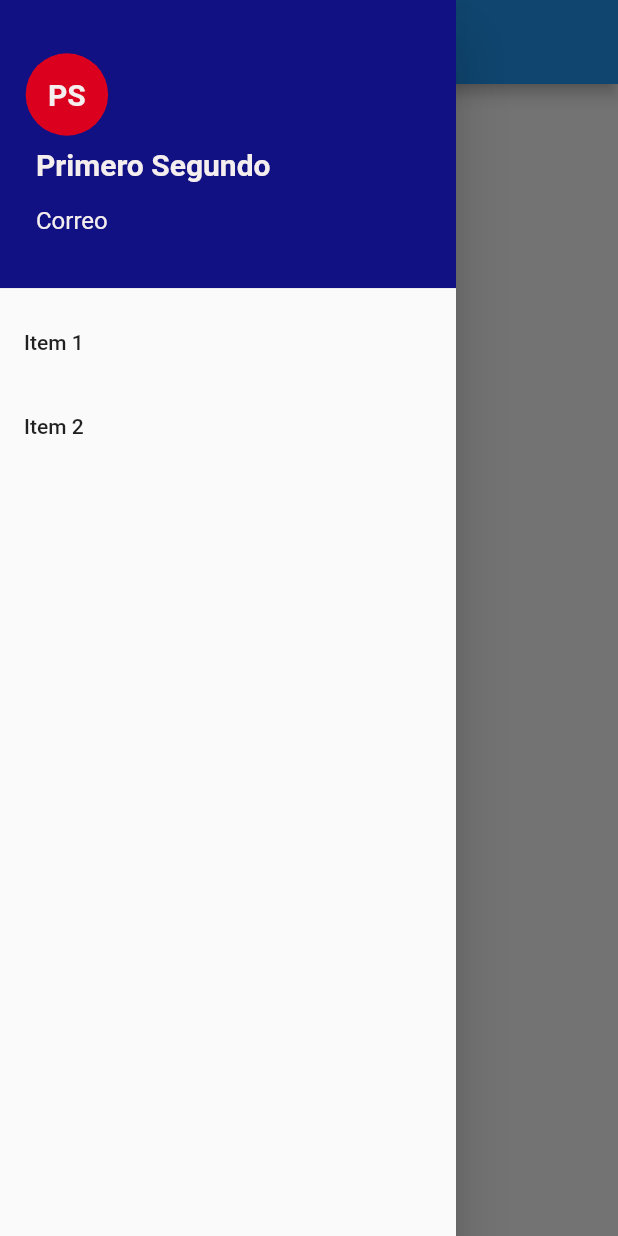
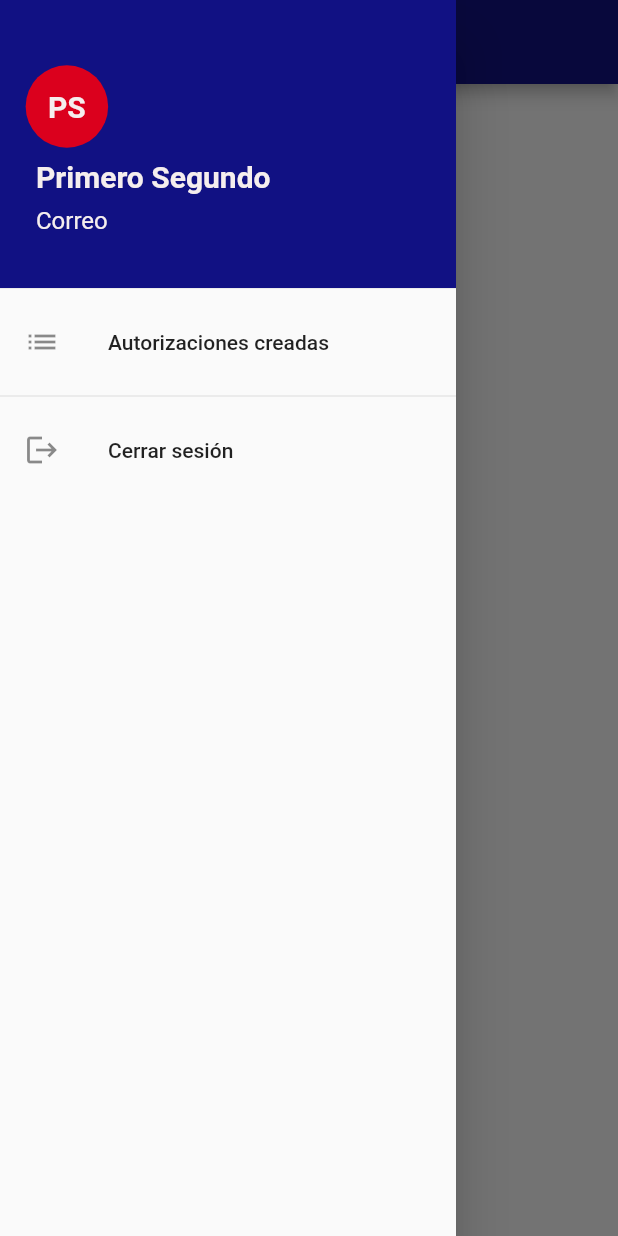
Before and after one commit to paku-apps/clean_flutter_app, a Flutter app: the HomeChargePage screen opened by its route, with the side drawer open, on a phone screen of 412 x 824 dp. Run offline on Flutter 3.47's test engine with Material 2 defaults, Android fonts, the phone set to English and light mode, and no system bars; our stand-ins replace equatable, flutter_svg, get, shared_preferences; accounts and stored records are empty.

Commit message:
List Drawer Father

```diff
--- a/lib/constants/text_constants.dart
+++ b/lib/constants/text_constants.dart
@@ -4,6 +4,7 @@ const emptySpace = " ";
 
 //Message App
 const messageNotLaunchUrl = "No se puede abrir la página";
+const closeSession = "Cerrar sesión";
 
 
 //Login Page Texts
@@ -23,3 +24,7 @@ const homeChargerPageTitle = "Autorizaciones";
 
 //Home Supervisor Page Texts
 const homeSupervisorPageTitle = "Escanear Código QR";
+
+
+//Drawer Profiles Texts
+const drawerOptionAuthorizations = "Autorizaciones creadas";
--- a/lib/widgets/appBars/app_bar.dart
+++ b/lib/widgets/appBars/app_bar.dart
@@ -15,6 +15,7 @@ class AppBarDrawerApp extends StatelessWidget{
   @override
   Widget build(BuildContext context) {
     return AppBar(
+      backgroundColor: primaryColor,
       title: Text(title, style: const TextStyle(color: whiteColor, fontSize: textSizeNormalLabel),),
       leading: IconButton(
         onPressed: () => {
--- a/lib/widgets/avatars/avatar_initials.dart
+++ b/lib/widgets/avatars/avatar_initials.dart
@@ -18,7 +18,7 @@ class AvatarCircleInitials extends StatelessWidget {
   @override
   Widget build(BuildContext context) {
     return Container(
-      padding: EdgeInsets.all(dimenSmall),
+      padding: const EdgeInsets.all(dimenSmall),
       decoration: const BoxDecoration(
             color: accentColor,
             shape: BoxShape.circle
--- a/lib/widgets/drawers/drawer_app.dart
+++ b/lib/widgets/drawers/drawer_app.dart
@@ -34,19 +34,22 @@ class HeaderFooterDrawerApp extends StatelessWidget {
                   children: [
                     AvatarCircleInitials(firstName: user.name, lastName: user.lastName),
                     TextAppTitle(text: user.name+ emptySpace +user.lastName, color: whiteColor),
-                    TextAppNormal(text: user.email, color: whiteColor)
+                    TextAppNormal(text: user.email, color: whiteColor, noPaddingVertical: true)
                   ],
                 ),
               )
             ),
             ListTile(
-              title: const Text('Item 1'),
+              leading: const Icon(Icons.list),
+              title: const Text(drawerOptionAuthorizations),
               onTap: () {
                 Navigator.pop(context);
               },
             ),
+            const Divider(), //here is a divider
             ListTile(
-              title: const Text('Item 2'),
+              leading: const Icon(Icons.logout),
+              title: const Text(closeSession),
               onTap: () {
                 Navigator.pop(context);
               },
--- a/lib/widgets/texts/text_app_normal.dart
+++ b/lib/widgets/texts/text_app_normal.dart
@@ -6,9 +6,11 @@ class TextAppNormal extends StatelessWidget {
 
   String text;
   Color color;
+  bool noPaddingVertical;
 
   TextAppNormal({
     Key? key,
+    this.noPaddingVertical = false,
     required this.text,
     required this.color
     }) : super(key: key);
@@ -16,7 +18,7 @@ class TextAppNormal extends StatelessWidget {
   @override
   Widget build(BuildContext context) {
     return Container(
-      padding: const EdgeInsets.fromLTRB(dimenSmall, dimenSmall, dimenSmall, dimenSmall),
+      padding: noPaddingVertical ? const EdgeInsets.fromLTRB(dimenSmall, 0, dimenSmall, 0) : const EdgeInsets.fromLTRB(dimenSmall, dimenSmall, dimenSmall, dimenSmall),
       child: Text(text, style: const TextStyle(fontSize: textSizeNormalLabel, fontWeight: FontWeight.normal, color: whiteColor),),
     );
   }
```
